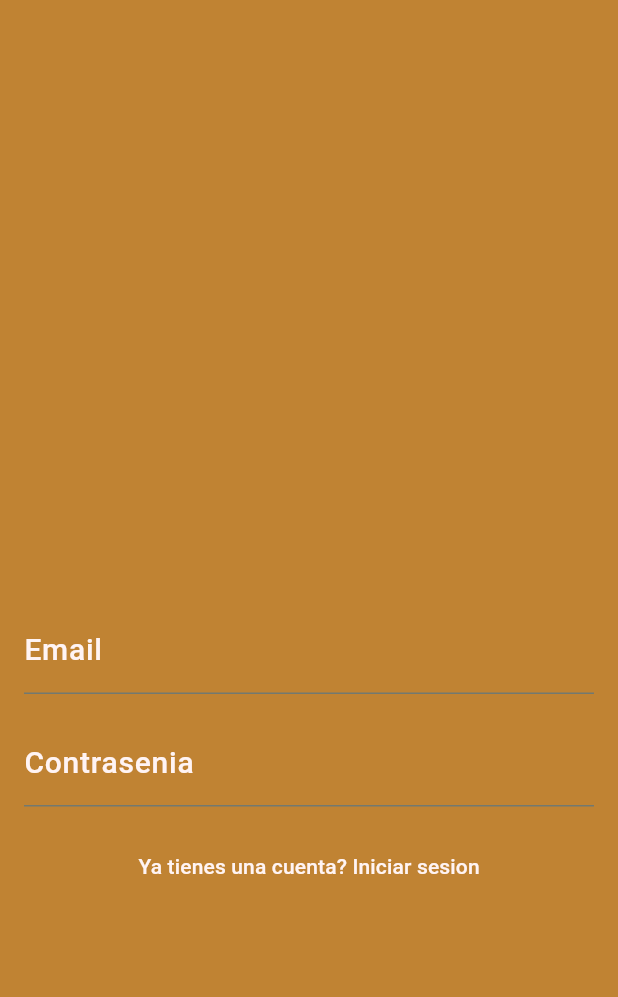
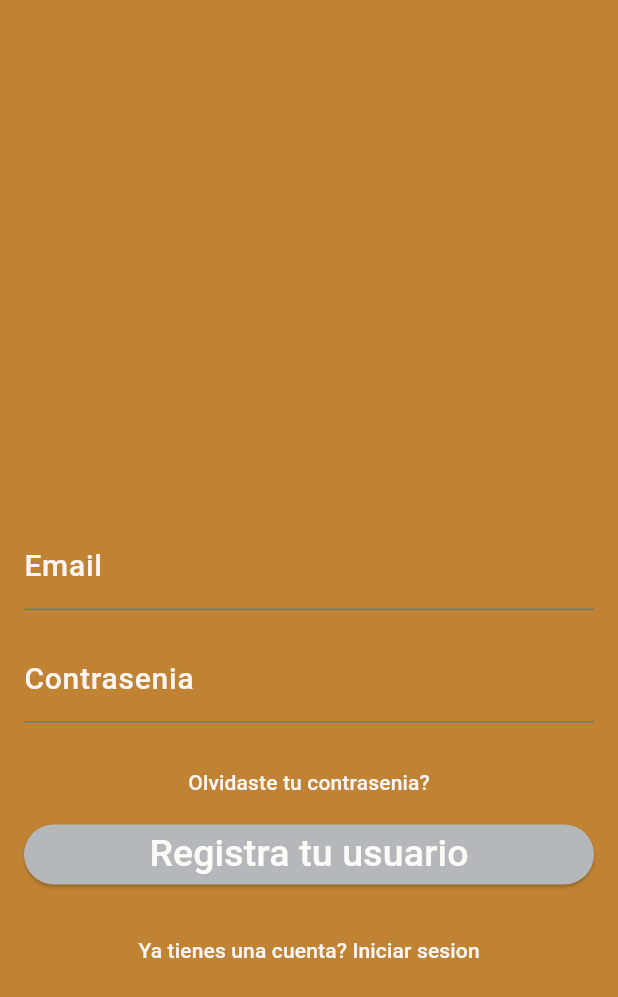
Before and after one commit to Randall1802/login_bueno_randy, a Flutter app: the RegistroScreen screen opened by its route, on a phone screen of 412 x 824 dp. Shown: the top 997 px of the screen. Run offline on Flutter 3.47's test engine with Material 3 defaults, Android fonts, the phone set to English and light mode, and no system bars; our stand-ins replace flutter_secure_storage; accounts and stored records are empty.

Commit message:
Agrega botón para registrar usuario

```diff
--- a/lib/screens/registro_screen.dart
+++ b/lib/screens/registro_screen.dart
@@ -1,5 +1,7 @@
 import 'package:flutter/material.dart';
 import 'package:login_bueno_randy/providers/login_form_provider.dart';
+import 'package:login_bueno_randy/services/auth_services.dart';
+import 'package:login_bueno_randy/services/notifications_services.dart';
 import 'package:provider/provider.dart';
 
 class RegistroScreen extends StatelessWidget{
@@ -67,6 +69,46 @@ class RegistroScreen extends StatelessWidget{
                 ),
               ),
               const SizedBox(
+                  height: 16,
+                ),
+                TextButton(
+                  onPressed: (){},
+                  child: const Text('Olvidaste tu contrasenia?',
+                    style: TextStyle(color: Color.fromARGB(255, 255, 244, 244))
+                  ),
+                ),
+                ElevatedButton(
+                  onPressed: () async {
+                    final authService = Provider.of<AuthServices>(context, listen: false);
+
+                    final String? errorMessage = await authService.createUser(
+                      //loginForm.email, loginForm.password
+                      _emailController.text, _passwordController.text
+                    );
+
+                    if(errorMessage == null){
+                      Navigator.pushReplacementNamed(context, 'login');
+                    }
+                    else {
+                      NotificationsServices.showSnackbar(errorMessage);
+                    }
+                  },
+                  style: ButtonStyle(
+                    backgroundColor: MaterialStateProperty.all<Color>(
+                    Color.fromARGB(255, 181, 184, 187
+                    )
+                  )
+                ),
+                child: const Text(
+                  'Registra tu usuario',
+                  style: TextStyle(
+                    fontSize: 25,
+                    fontWeight: FontWeight.w500,
+                    color: Color.fromARGB(255, 250, 253, 247)
+                  )
+                )
+              ),
+              const SizedBox(
                 height: 16,
               ),
               TextButton(
```
Also changed, not shown: lib/services/auth_services.dart (+22 -3 lines).
